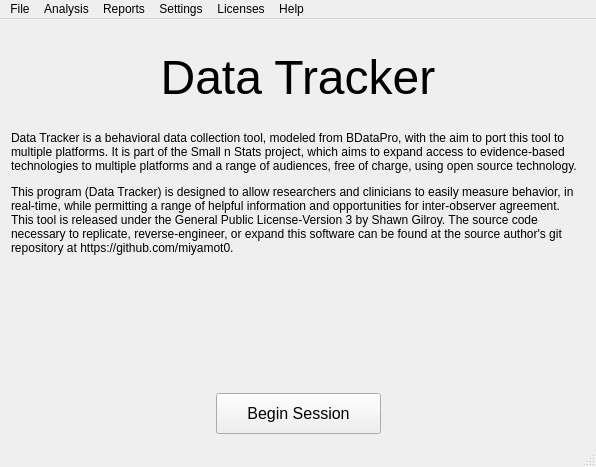
miyamot0/DataTracker3, file startwindow.ui: the form before one commit.
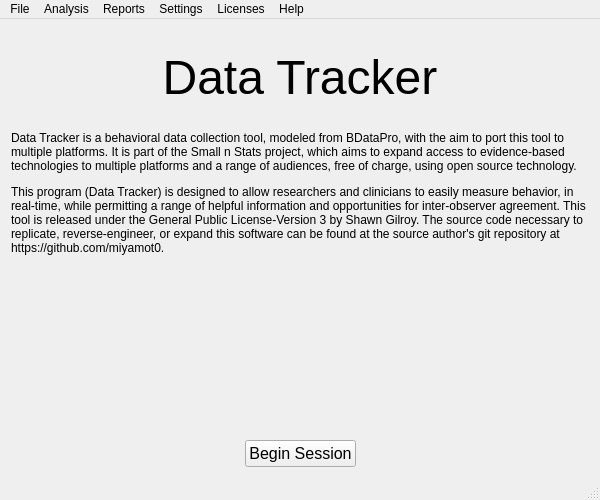
The form after the commit. Icons and pictures are not drawn.

Commit message: Mac layout tweaks

The edit to the form file:
```diff
--- a/startwindow.ui
+++ b/startwindow.ui
@@ -6,13 +6,28 @@
    <rect>
     <x>0</x>
     <y>0</y>
-    <width>596</width>
-    <height>467</height>
+    <width>600</width>
+    <height>500</height>
    </rect>
   </property>
+  <property name="minimumSize">
+   <size>
+    <width>600</width>
+    <height>500</height>
+   </size>
+  </property>
+  <property name="maximumSize">
+   <size>
+    <width>605</width>
+    <height>500</height>
+   </size>
+  </property>
   <property name="windowTitle">
    <string>StartWindow</string>
   </property>
+  <property name="autoFillBackground">
+   <bool>false</bool>
+  </property>
   <widget class="QWidget" name="centralWidget">
    <layout class="QVBoxLayout" name="verticalLayout_2">
     <property name="sizeConstraint">
@@ -79,17 +94,26 @@
         </item>
         <item>
          <widget class="QPushButton" name="buttonStart">
+          <property name="sizePolicy">
+           <sizepolicy hsizetype="Minimum" vsizetype="Preferred">
+            <horstretch>0</horstretch>
+            <verstretch>0</verstretch>
+           </sizepolicy>
+          </property>
           <property name="font">
            <font>
             <pointsize>12</pointsize>
            </font>
           </property>
           <property name="styleSheet">
-           <string notr="true">padding: 10 30;</string>
+           <string notr="true"/>
           </property>
           <property name="text">
            <string>Begin Session</string>
           </property>
+          <property name="flat">
+           <bool>false</bool>
+          </property>
          </widget>
         </item>
         <item>
@@ -116,7 +140,7 @@
     <rect>
      <x>0</x>
      <y>0</y>
-     <width>596</width>
+     <width>600</width>
      <height>22</height>
     </rect>
    </property>
```
The commit also changes 2 other files.
